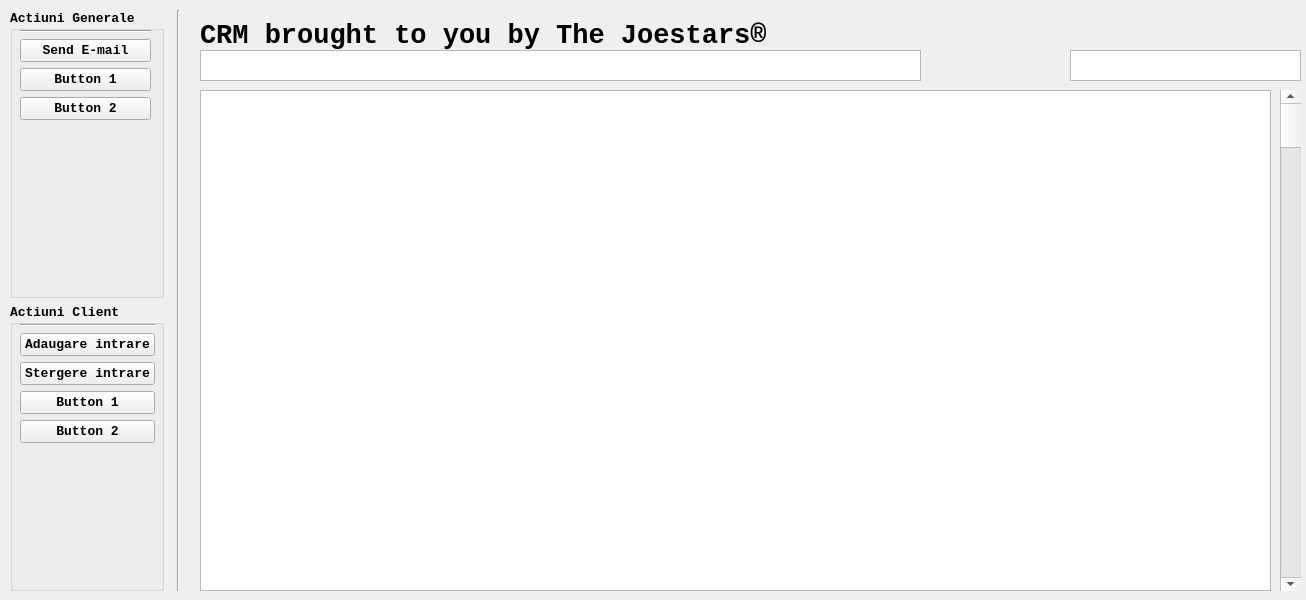
GabyUnalaq/UNI_CRM_Project, file ui/MainInterface.ui: the form before one commit.
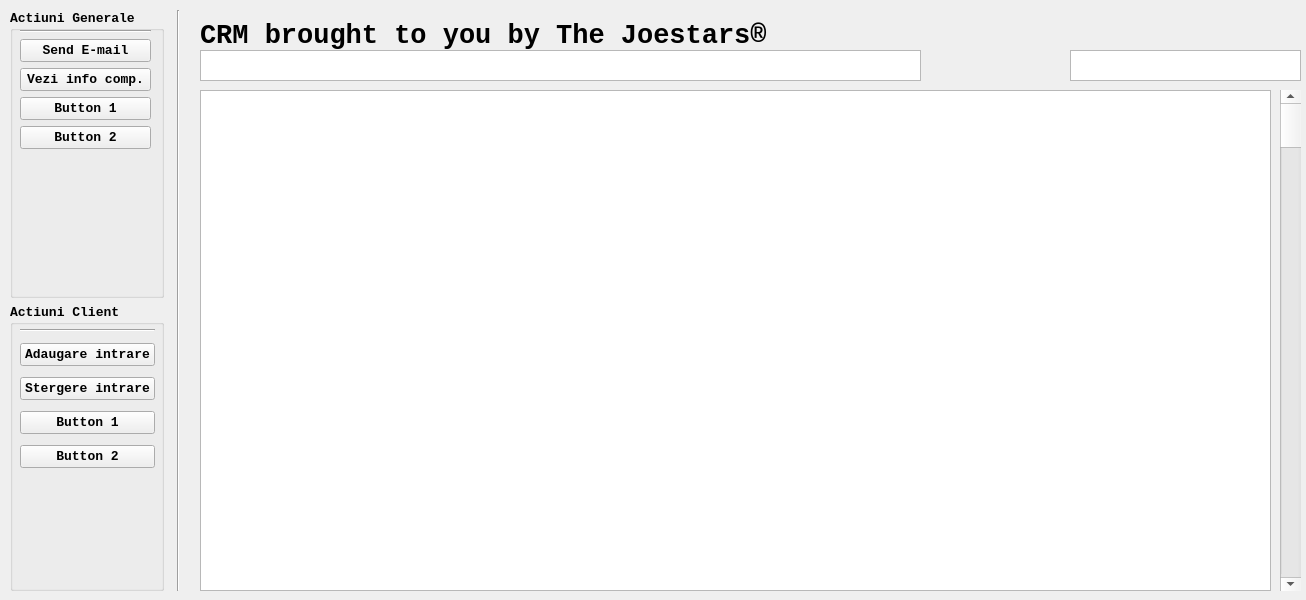
The form after the commit.

Commit message:
Added comp. info
Modif the closing of MainWindow

```diff
--- a/ui/MainInterface.ui
+++ b/ui/MainInterface.ui
@@ -149,7 +149,7 @@
          <x>10</x>
          <y>20</y>
          <width>131</width>
-         <height>92</height>
+         <height>121</height>
         </rect>
        </property>
        <layout class="QVBoxLayout" name="Qvert_layout_general">
@@ -167,6 +167,24 @@
           </property>
          </widget>
         </item>
+        <item>
+         <widget class="QPushButton" name="Qbutton_general_comp">
+          <property name="font">
+           <font>
+            <family>Courier New</family>
+            <pointsize>10</pointsize>
+            <weight>75</weight>
+            <bold>true</bold>
+           </font>
+          </property>
+          <property name="cursor">
+           <cursorShape>PointingHandCursor</cursorShape>
+          </property>
+          <property name="text">
+           <string>Vezi info comp.</string>
+          </property>
+         </widget>
+        </item>
         <item>
          <widget class="QPushButton" name="Qbutton_general_1">
           <property name="font">
@@ -226,7 +244,7 @@
          <x>10</x>
          <y>20</y>
          <width>135</width>
-         <height>121</height>
+         <height>150</height>
         </rect>
        </property>
        <layout class="QVBoxLayout" name="Qvert_layout_client">
```
The commit also changes 2 other files.
